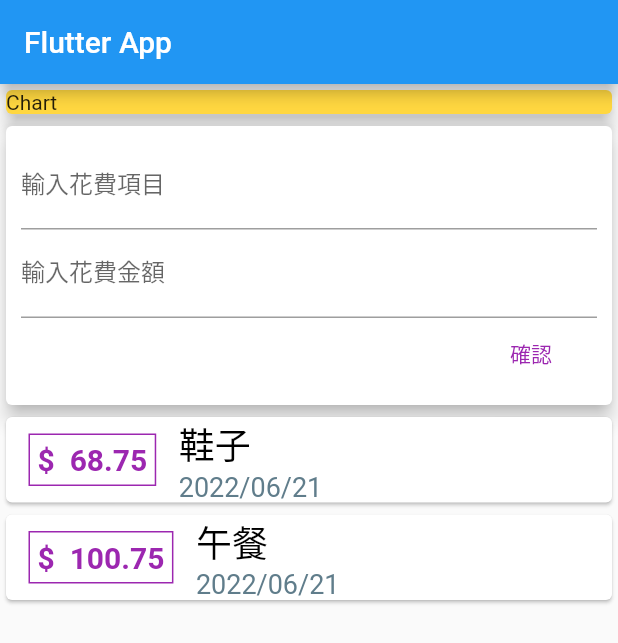
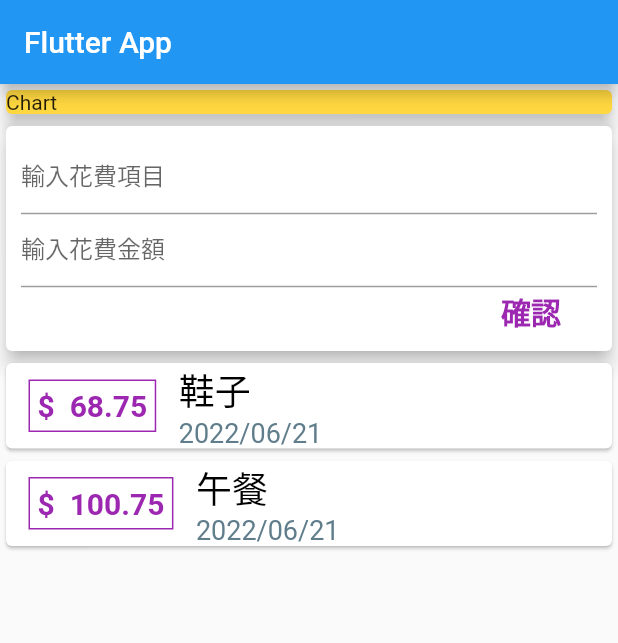
Before and after one commit to judy152534/Expense_App, a Flutter app: the screen it shows after launch, on a phone screen of 412 x 824 dp. Shown: the top 643 px of the screen. Run offline on Flutter 3.47's test engine with Material 2 defaults, Android fonts, the phone set to English and light mode, and no system bars.

Commit message:
fix renderbox overflow

```diff
--- a/lib/main.dart
+++ b/lib/main.dart
@@ -36,10 +36,7 @@ class MyHomePage extends StatelessWidget {
               borderOnForeground: true,
             ),
           ),
-          Expanded(
-            child: UserTransactions(),
-            flex: 7,
-          )
+          UserTransactions(),
         ],
       ),
     );
--- a/lib/widgets/new_transaction.dart
+++ b/lib/widgets/new_transaction.dart
@@ -14,34 +14,51 @@ class NewTransaction extends StatelessWidget {
         // shape: RoundedRectangleBorder(
         //     borderRadius: BorderRadius.circular(20.0)),
         child: Container(
+          height: 150,
+          // constraints: BoxConstraints.,
           padding: EdgeInsets.all(10.0),
-        child: Expanded(
+          child: Container(
             child: Column(
               crossAxisAlignment: CrossAxisAlignment.end,
-            children: <Widget>[
-              TextField(
+              children: [
+                Expanded(
+                  flex: 3,
+                  child: TextField(
                     decoration: InputDecoration(labelText: '輸入花費項目'),
                     onChanged: (value) {
                       titleController.text = value;
                     },
                   ),
-              TextField(
+                ),
+                Expanded(
+                  flex: 3,
+                  child: TextField(
                     decoration: InputDecoration(labelText: '輸入花費金額'),
                     onChanged: (value) {
                       amountController.text = value;
                     },
                   ),
-              FlatButton(
+                ),
+                Expanded(
+                  flex: 2,
+                  child: FlatButton(
                     onPressed: () {
                       addTx(titleController.text,
                           double.parse(amountController.text));
                     },
-                  child: Text('確認'),
-                  textColor: Colors.purple),
+                    textColor: Colors.purple,
+                    child: Container(
+                      child: Text('確認',
+                          style: TextStyle(
+                            fontWeight: FontWeight.bold,
+                            fontSize: 20,
+                          )),
+                    ),
+                  ),
+                ),
               ],
             ),
           ),
-      ),
-    );
+        ));
   }
 }
--- a/lib/widgets/transaction_list.dart
+++ b/lib/widgets/transaction_list.dart
@@ -9,8 +9,16 @@ class TransactionList extends StatelessWidget {
 
   @override
   Widget build(BuildContext context) {
-    return Column(
-      children: transactions.map((transactions) {
+    return Container(
+        height: 200,
+        // constraints: BoxConstraints.tight(Size.fromHeight(150)),
+        // ListView = Column + SingleScrollView
+        // must be constrained in a range(ex.Container height), otherwise infinitive
+        // for a large list, "ListView.builder" only render visible item
+        // compare to "ListView(children[])"
+        child: ListView.builder(
+          itemCount: transactions.length,
+          itemBuilder: ((context, index) {
             return Card(
                 child: Row(
               children: <Widget>[
@@ -19,7 +27,7 @@ class TransactionList extends StatelessWidget {
                   padding: EdgeInsets.all(5),
                   child: Container(
                     child: Text(
-                  '\$  ${transactions.amount}',
+                      '\$  ${transactions[index].amount}',
                       style: TextStyle(
                           fontWeight: FontWeight.bold,
                           fontSize: 20,
@@ -34,15 +42,18 @@ class TransactionList extends StatelessWidget {
                     crossAxisAlignment: CrossAxisAlignment.start,
                     children: <Widget>[
                       Container(
-                    child: Text(transactions.title,
+                        child: Text(transactions[index].title,
                             textAlign: TextAlign.left,
-                        style: TextStyle(fontSize: 24, color: Colors.black)),
+                            style:
+                                TextStyle(fontSize: 24, color: Colors.black)),
                       ),
                       Container(
                         child: Text(
-                      DateFormat('yyyy/MM/dd').format(transactions.date),
+                          DateFormat('yyyy/MM/dd')
+                              .format(transactions[index].date),
                           textAlign: TextAlign.left,
-                      style: TextStyle(fontSize: 18, color: Colors.blueGrey),
+                          style:
+                              TextStyle(fontSize: 18, color: Colors.blueGrey),
                         ),
                       )
                     ],
@@ -50,7 +61,7 @@ class TransactionList extends StatelessWidget {
                 )
               ],
             ));
-      }).toList(),
-    );
+          }),
+        ));
   }
 }
--- a/lib/widgets/user_transactions.dart
+++ b/lib/widgets/user_transactions.dart
@@ -31,7 +31,7 @@ class _userTransactionState extends State<UserTransactions> {
     return Column(
       children: <Widget>[
         NewTransaction(_addNewTransaction),
-        TransactionList(_userTransactions)
+        TransactionList(_userTransactions),
       ],
     );
   }
```
Lines whose indentation alone changed are shown as unchanged.
